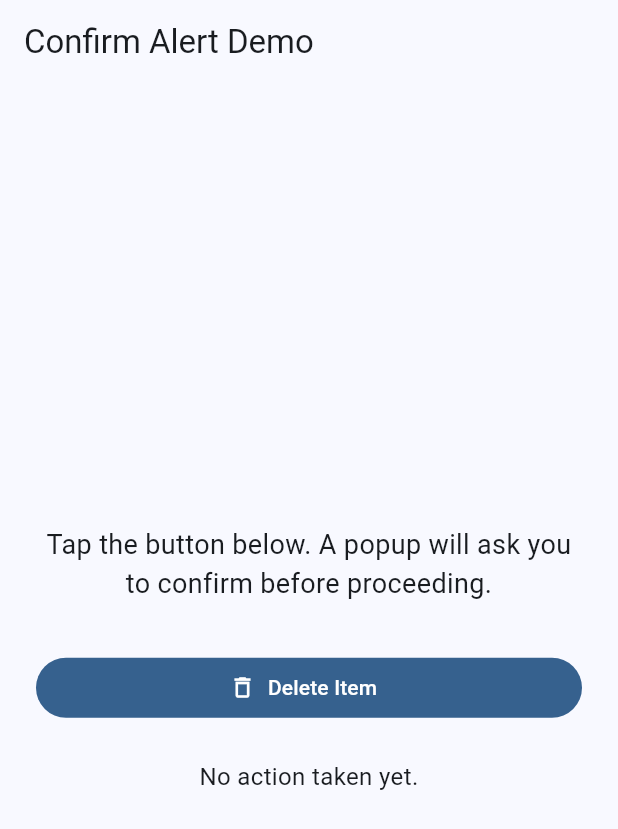
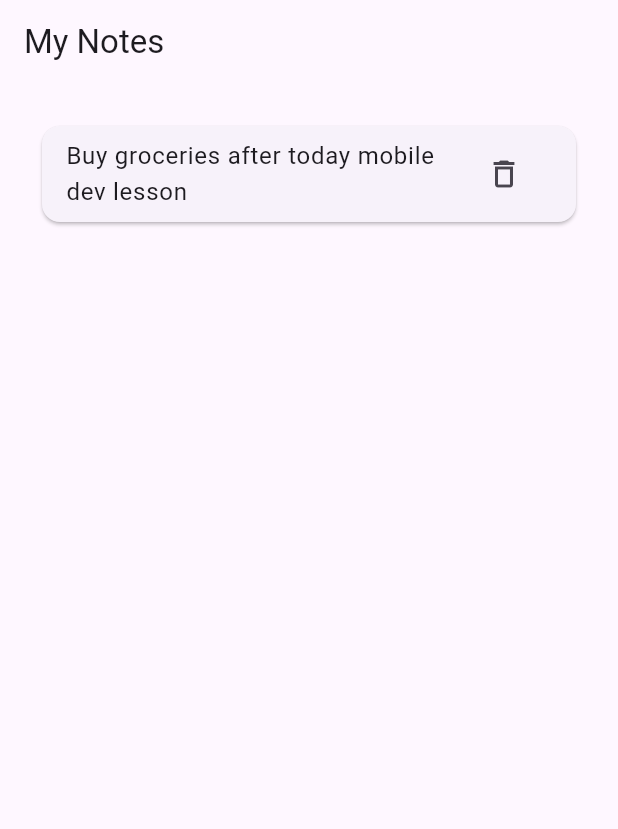
Before and after one commit to Frankish0014/alert_widgets_flutter, a Flutter app: the screen it shows after launch, on a phone screen of 412 x 824 dp. Shown: the top 829 px of the screen. Run offline on Flutter 3.47's test engine with Material 3 defaults, Android fonts, the phone set to English and light mode, and no system bars.

Commit message:
updated the confirm alert

```diff
--- a/lib/main.dart
+++ b/lib/main.dart
@@ -1,75 +1,63 @@
 import 'package:flutter/material.dart';
 
-import 'widgets/confirm_alert.dart'; // This file contains the function to show the confirm alert.
+import 'widgets/confirm_alert.dart';
 
 void main() {
-  runApp(const MyApp());
+  runApp(MyApp());
 }
 
-class MyApp extends StatelessWidget { // main app widget. This is the root widget of the app.
-  const MyApp({super.key}); // constructor for the main app widget.
+class MyApp extends StatelessWidget {
+  const MyApp({super.key});
 
   @override
-  Widget build(BuildContext context) { // build the main app widget.
-    return MaterialApp( // return the main app widget.
-      title: 'Confirm Alert Demo',
-      theme: ThemeData(colorScheme: ColorScheme.fromSeed(seedColor: Colors.blue)), // set the theme of the app.
-      home: const DemoPage(), // set the home page of the app.
+  Widget build(BuildContext context) {
+    return MaterialApp(
+      title: 'My Notes',
+      home: const NotesPage(),
     );
   }
 }
 
-class DemoPage extends StatefulWidget { // demo page widget. This is the page that will be displayed when the app is launched.
-  const DemoPage({super.key}); // constructor for the demo page widget.
+class NotesPage extends StatefulWidget {
+  const NotesPage({super.key});
 
   @override
-  State<DemoPage> createState() => _DemoPageState(); // create the state for the demo page widget.
+  State<NotesPage> createState() => _NotesPageState();
 }
 
-class _DemoPageState extends State<DemoPage> { // state for the demo page widget.
-  String status = 'No action taken yet.'; // status of the demo page widget.
+class _NotesPageState extends State<NotesPage> {
+  String? note = 'Buy groceries after today mobile dev lesson';
 
-  Future<void> _deleteItem() async {  // function to delete an item.
-    final confirmed = await showConfirmAlert( // show the confirm alert.
-      context: context, // context of the app.
-      title: 'Delete item?', // title of the alert.
-      message: 'Are you sure you want to delete this item? This cannot be undone.', // message of the alert.
+  Future<void> _deleteNote() async {
+    final confirmed = await showConfirmAlert(
+      context: context,
+      title: 'Delete note?',
+      message: 'This note will be permanently removed.',
+      confirmLabel: 'delete',
     );
 
-    setState(() { // set the state of the demo page widget.
-      status = confirmed ? 'Item deleted.' : 'Action cancelled.'; // set the status of the demo page widget.
-    });
+    if (confirmed) {
+      setState(() => note = null);
+    }
   }
 
   @override
-  Widget build(BuildContext context) { // build the demo page widget.
-    return Scaffold( // return the demo page widget.
-      appBar: AppBar(title: const Text('Confirm Alert Demo')), // set the app bar of the demo page widget.
-      body: Padding( // padding for the demo page widget.
-        padding: const EdgeInsets.all(24), // padding for the demo page widget.
-        child: Column( // column for the demo page widget.
-          mainAxisAlignment: MainAxisAlignment.center, // main axis alignment for the demo page widget.
-          crossAxisAlignment: CrossAxisAlignment.stretch, // cross axis alignment for the demo page widget.
-          children: [ // children for the demo page widget.
-            const Text( // text for the demo page widget.
-              'Tap the button below. A popup will ask you to confirm before proceeding.', // text for the demo page widget.
-              textAlign: TextAlign.center, // text align for the demo page widget.
-              style: TextStyle(fontSize: 18), // style for the demo page widget.
-            ),
-            const SizedBox(height: 32),
-            FilledButton.icon(
-              onPressed: _deleteItem,
-              icon: const Icon(Icons.delete_outline),
-              label: const Text('Delete Item'),
-            ),
-            const SizedBox(height: 24),
-            Text(
-              status,
-              textAlign: TextAlign.center,
-              style: const TextStyle(fontSize: 16),
-            ),
-          ],
-        ),
+  Widget build(BuildContext context) {
+    return Scaffold(
+      appBar: AppBar(title: const Text('My Notes')),
+      body: Padding(
+        padding: const EdgeInsets.all(24),
+        child: note == null
+            ? const Center(child: Text('No notes yet.'))
+            : Card(
+                child: ListTile(
+                  title: Text(note!),
+                  trailing: IconButton(
+                    icon: const Icon(Icons.delete_outline),
+                    onPressed: _deleteNote,
+                  ),
+                ),
+              ),
       ),
     );
   }
```
Also changed, not shown: lib/widgets/alert_widget.dart (deleted, +0 -79 lines), lib/widgets/confirm_alert.dart (+5 -3 lines), 1 other file.
